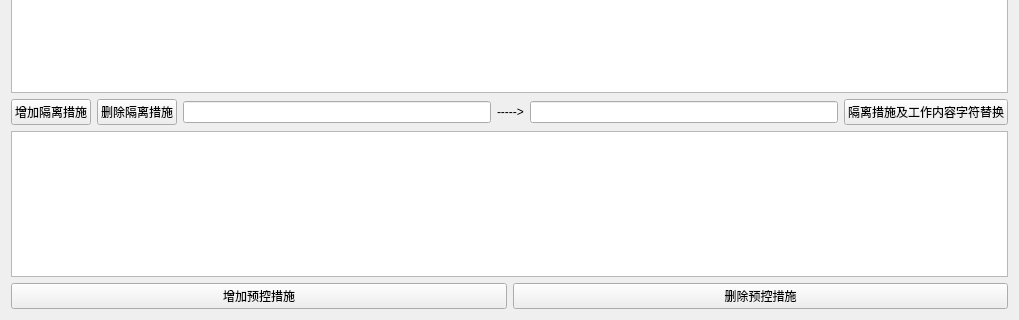
Before: the Qt Designer form easy1.ui in hanyang-4141/first, drawn with Qt 5; both pictures show x 0 to 1019 and y 562 to 882 of the 1019 by 882 pixel window.
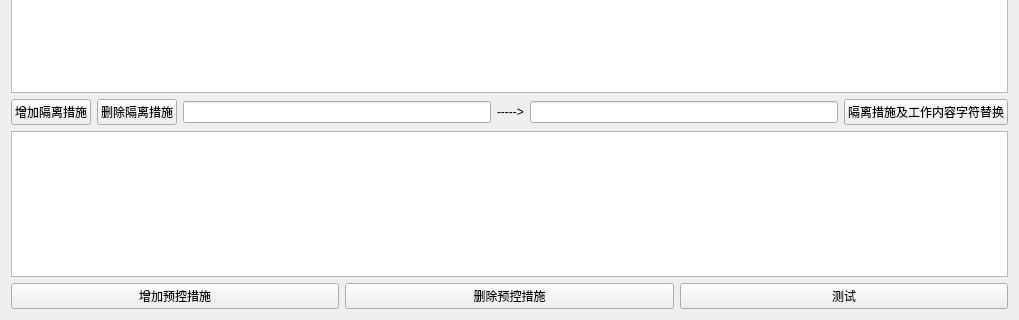
After: the same form once the commit is applied.

What changed in the file:
```diff
--- a/easy1.ui
+++ b/easy1.ui
@@ -1289,6 +1289,13 @@
        </property>
       </widget>
      </item>
+     <item>
+      <widget class="QPushButton" name="ceshi">
+       <property name="text">
+        <string>测试</string>
+       </property>
+      </widget>
+     </item>
     </layout>
    </item>
   </layout>
```
